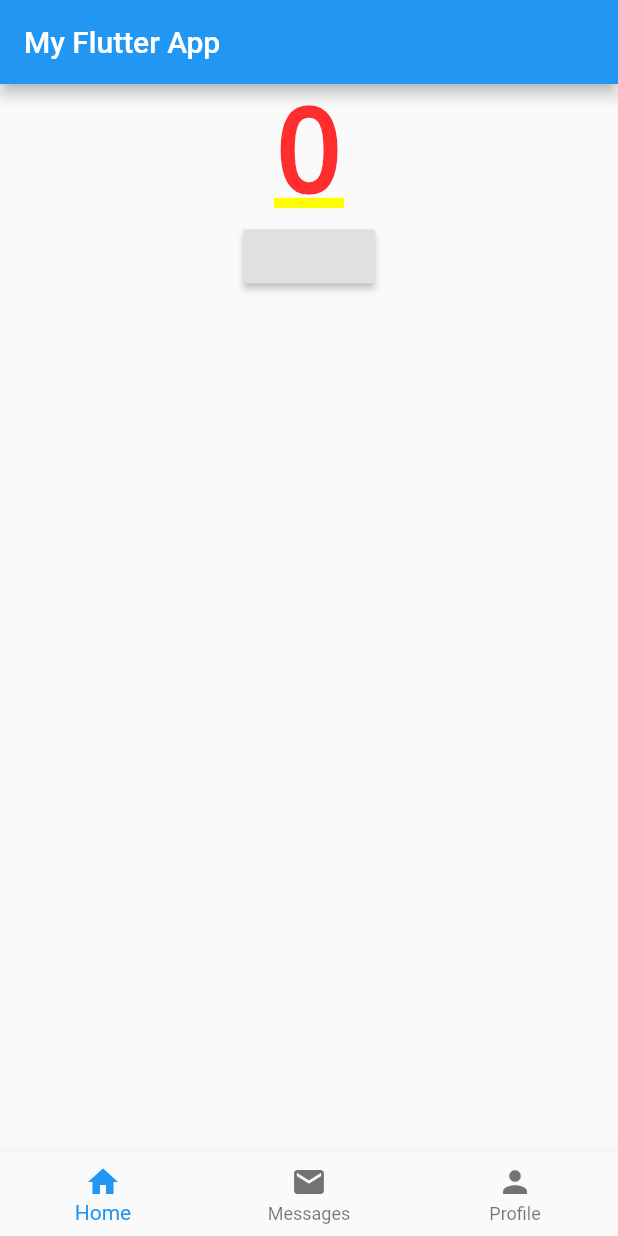
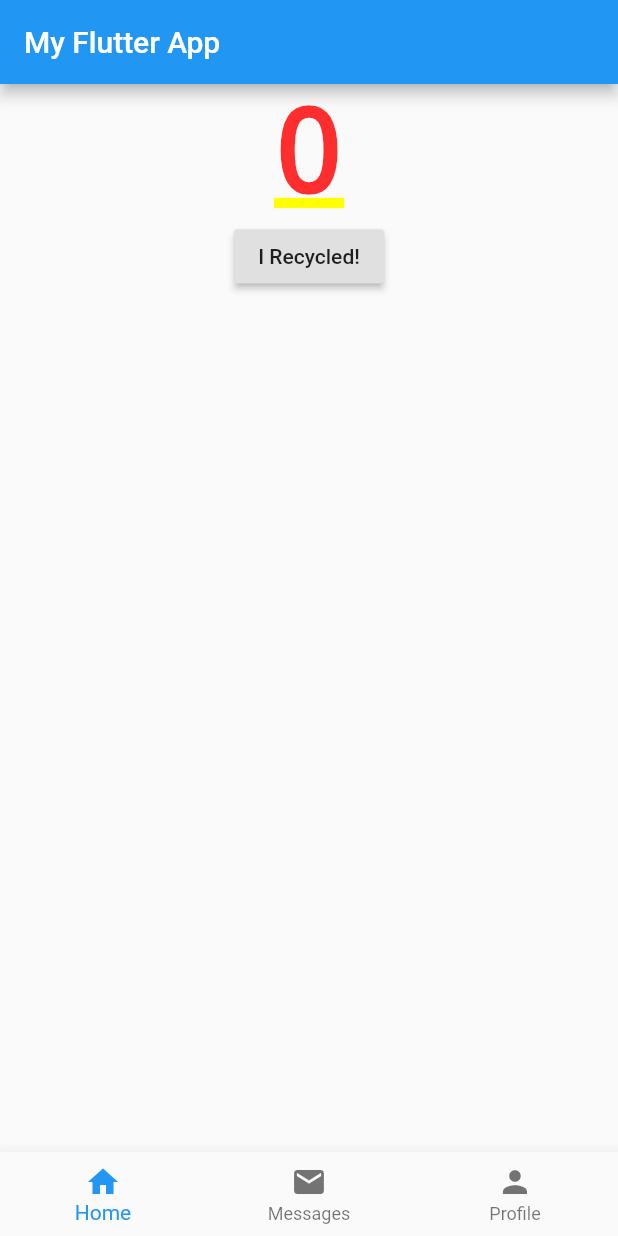
Before and after one commit to bmk5cc/incentivised_recycling, a Flutter app: the screen it shows after launch, on a phone screen of 412 x 824 dp. Run offline on Flutter 3.47's test engine with Material 2 defaults, Android fonts, the phone set to English and light mode, and no system bars.

Commit message:
added button text

```diff
--- a/lib/placeholder_widget.dart
+++ b/lib/placeholder_widget.dart
@@ -14,9 +14,12 @@ class _IncrementButtonState extends State<IncrementButton>{
   Widget build(BuildContext context) {
     return Container(
       child:
-        new RaisedButton(onPressed: (){
-          widget.incrementCounts();
-        }),
+        new RaisedButton(
+            onPressed: (){
+              widget.incrementCounts();
+            },
+            child: const Text("I Recycled!"),
+        ),
     );
   }
 }
```
